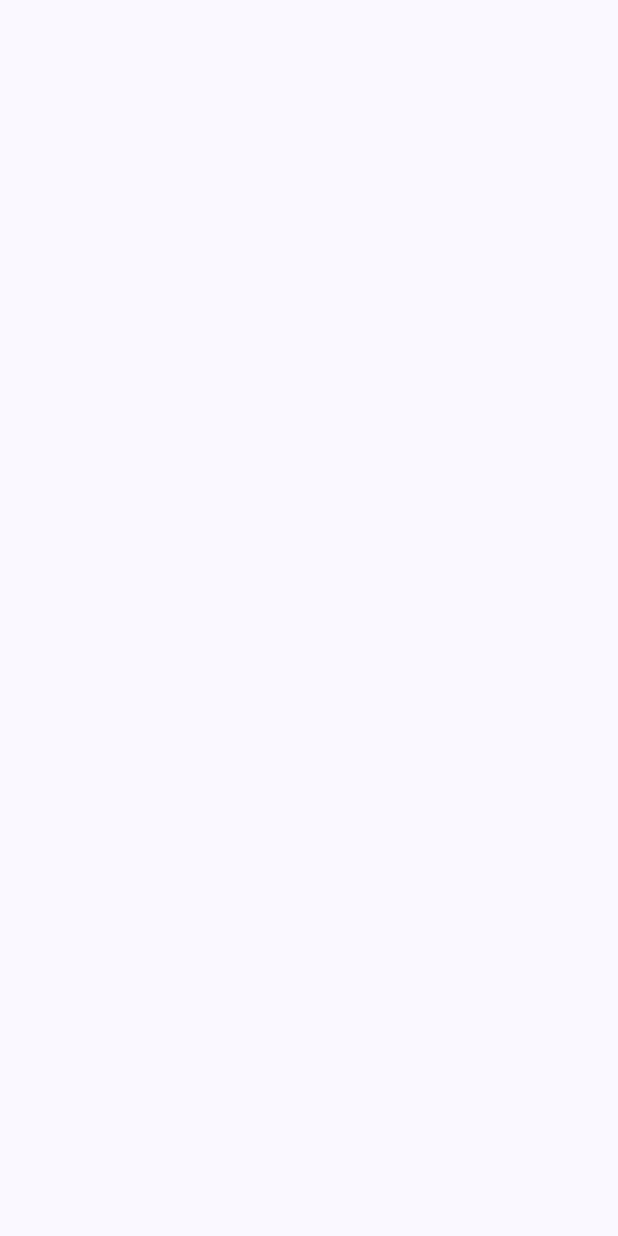
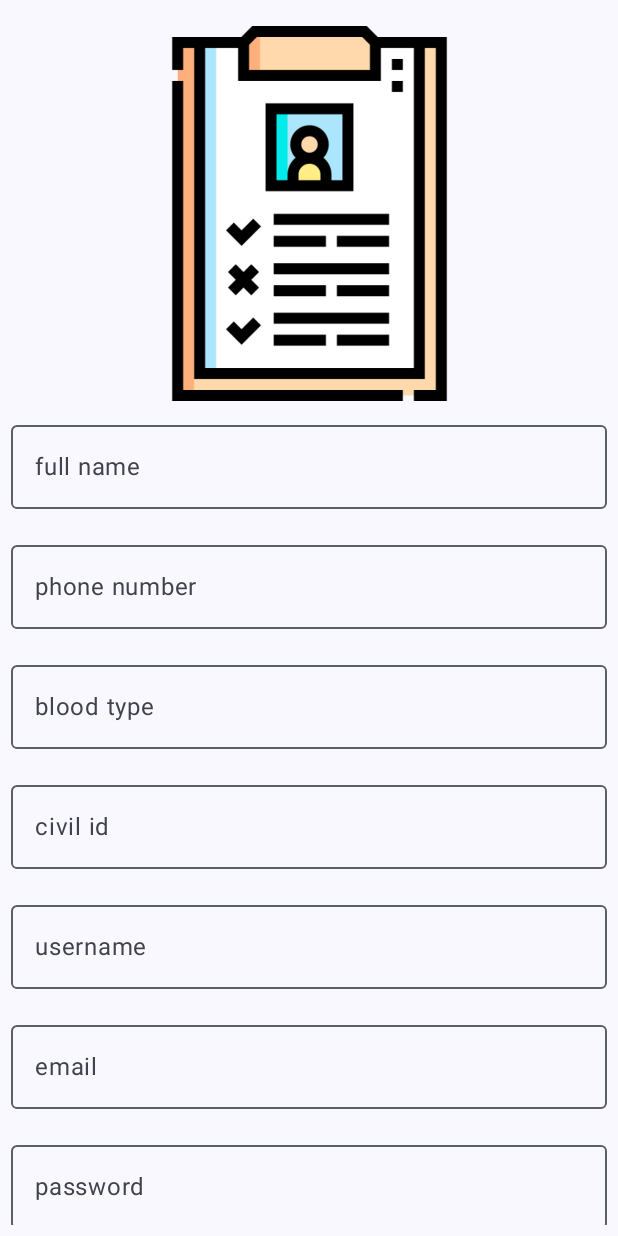
Before and after one commit to Fawazalzamel/BloodDonationProject, an Android app built with Jetpack Compose: the screen it shows after launch (MainActivity), on a phone screen of 412 x 824 dp. Before the commit the screen is empty. Run offline under Robolectric (Android 15) with nearby library versions, the phone set to English and light mode, and no system bars.

Commit message:
composables done

```diff
--- a/BloodDonationAndriod/app/src/main/java/com/example/blooddonationsfrontend/MainActivity.kt
+++ b/BloodDonationAndriod/app/src/main/java/com/example/blooddonationsfrontend/MainActivity.kt
@@ -1,7 +1,9 @@
 package com.example.blooddonationsfrontend
 
+import ForgotPasswordScreen
 import android.os.Bundle
 import androidx.activity.ComponentActivity
+import androidx.activity.compose.BackHandler
 import androidx.activity.compose.setContent
 import androidx.compose.foundation.layout.Column
 import androidx.compose.foundation.layout.fillMaxSize
@@ -26,7 +28,14 @@ import com.example.blooddonationsfrontend.ui.theme.BloodDonationsFrontEndTheme
 import com.example.blooddonationsfrontend.viewmodel.DonationViewModel
 import com.google.android.material.navigation.NavigationView
 import androidx.compose.material3.Text
+import androidx.compose.ui.platform.LocalContext
+import androidx.compose.ui.platform.LocalLifecycleOwner
+import androidx.navigation.compose.NavHost
+import androidx.navigation.compose.composable
 import androidx.navigation.compose.rememberNavController
+import com.example.blooddonationsfrontend.composable.AppNavigation
+import com.example.blooddonationsfrontend.composable.RequestList
+import com.example.blooddonationsfrontend.composable.UserProfileScreen
 
 class MainActivity : ComponentActivity() {
 
@@ -40,7 +49,7 @@ class MainActivity : ComponentActivity() {
                     modifier = Modifier.fillMaxSize(),
                     color = MaterialTheme.colorScheme.background
                 ) {
-
+                    AppNavigation()
                 }
             }
         }
--- /dev/null
+++ b/BloodDonationAndriod/app/src/main/java/com/example/blooddonationsfrontend/composable/AppNav.kt
@@ -0,0 +1,19 @@
+package com.example.blooddonationsfrontend.composable
+
+import androidx.compose.runtime.Composable
+import androidx.navigation.compose.NavHost
+import androidx.navigation.compose.composable
+import androidx.navigation.compose.rememberNavController
+
+@Composable
+fun AppNavigation(){
+    val navController = rememberNavController()
+
+    NavHost(navController, startDestination = "SignUp"){
+        composable("SignUp"){ ProfileScreen(navController) }
+        composable("RequestList"){ RequestList(navController) }
+        composable("RequestList"){ RequestList(navController) }
+        composable("UserProfileScreen"){ UserProfileScreen(navController) }
+
+    }
+}
--- a/BloodDonationAndriod/app/src/main/java/com/example/blooddonationsfrontend/composable/LocationScreen.kt
+++ b/BloodDonationAndriod/app/src/main/java/com/example/blooddonationsfrontend/composable/LocationScreen.kt
@@ -1,3 +1,4 @@
+
 package com.example.blooddonationsfrontend.composable
 
 import androidx.compose.foundation.layout.Column
--- a/BloodDonationAndriod/app/src/main/java/com/example/blooddonationsfrontend/composable/Menu.kt
+++ b/BloodDonationAndriod/app/src/main/java/com/example/blooddonationsfrontend/composable/Menu.kt
@@ -80,8 +80,8 @@ import kotlinx.coroutines.launch
 
 
 ////// new way
-
-
+//
+//
 //
 //@OptIn(ExperimentalMaterial3Api::class)
 //@Composable
--- a/BloodDonationAndriod/app/src/main/java/com/example/blooddonationsfrontend/composable/RequestList.kt
+++ b/BloodDonationAndriod/app/src/main/java/com/example/blooddonationsfrontend/composable/RequestList.kt
@@ -17,12 +17,12 @@ import androidx.compose.ui.graphics.Color
 import androidx.compose.ui.graphics.Color.Companion.LightGray
 import androidx.compose.ui.graphics.Color.Companion.White
 import androidx.compose.ui.text.input.ImeAction
-import androidx.compose.ui.tooling.preview.Preview
 import androidx.compose.ui.unit.dp
+import androidx.navigation.NavHostController
 
 
 @Composable
-fun RequestList(onClick: (Int) -> Unit) {
+fun RequestList(onClick: NavHostController) {
     val searchText = remember { mutableStateOf("") }
 
     Column(modifier = Modifier.fillMaxSize()) {
--- a/BloodDonationAndriod/app/src/main/java/com/example/blooddonationsfrontend/composable/SignUp.kt
+++ b/BloodDonationAndriod/app/src/main/java/com/example/blooddonationsfrontend/composable/SignUp.kt
@@ -1,14 +1,11 @@
 package com.example.blooddonationsfrontend.composable
 
+import androidx.compose.animation.core.infiniteRepeatable
 import androidx.compose.foundation.Image
 import androidx.compose.foundation.layout.*
 import androidx.compose.foundation.lazy.LazyColumn
-import androidx.compose.foundation.text.KeyboardActions
-import androidx.compose.foundation.text.KeyboardOptions
 import androidx.compose.material3.Button
-import androidx.compose.material3.OutlinedTextField
 import androidx.compose.material3.Text
-import androidx.compose.material3.TextField
 import androidx.compose.runtime.Composable
 import androidx.compose.runtime.getValue
 import androidx.compose.runtime.mutableStateOf
@@ -18,10 +15,9 @@ import androidx.compose.ui.Alignment
 import androidx.compose.ui.Modifier
 import androidx.compose.ui.graphics.Color
 import androidx.compose.ui.res.painterResource
-import androidx.compose.ui.text.input.ImeAction
-import androidx.compose.ui.text.input.KeyboardType
 import androidx.compose.ui.tooling.preview.Preview
 import androidx.compose.ui.unit.dp
+import androidx.navigation.NavHostController
 import com.example.blooddonationsfrontend.R
 
 //@Preview
@@ -131,13 +127,20 @@ import com.example.blooddonationsfrontend.R
 //    }}
 
 
-
-@Preview
 @Composable
-fun ProfileScreen() {
+fun ProfileScreen(navController: NavHostController) {
 
 
-    var title by remember { mutableStateOf("") }
+    var name by remember { mutableStateOf("") }
+    var phoneNumber by remember { mutableStateOf("") }
+    var bloodType by remember { mutableStateOf("") }
+    var civilId by remember { mutableStateOf("") }
+    var usernsme by remember { mutableStateOf("") }
+    var Email by remember { mutableStateOf("") }
+    var password by remember { mutableStateOf("") }
+    var age by remember { mutableStateOf("") }
+    var gender by remember { mutableStateOf("") }
+
 
     LazyColumn(
         modifier = Modifier
@@ -148,37 +151,33 @@ fun ProfileScreen() {
     ) {
         item {
             Image(
-                painter = painterResource(id = R.drawable.blood_donation), // Replace with your image
+                painter = painterResource(id = R.drawable.signup), // Replace with your image
                 contentDescription = null, // Provide a content description if necessary
                 modifier = Modifier
                     .fillMaxWidth()
                     .height(250.dp),
                 alignment = Alignment.Center
             )
+
+
+            InputField(value = name, onValueChange = { name = it }, label = "full name")
+            InputField(value = phoneNumber, onValueChange = { phoneNumber = it  }, label = "phone number")
+            InputField(value = bloodType, onValueChange = { bloodType= it  }, label = "blood type")
+            InputField(value = civilId, onValueChange = { civilId = it  }, label = "civil id")
+            InputField(value = usernsme, onValueChange = { usernsme = it  }, label = "username")
+            InputField(value = Email, onValueChange = { Email = it  }, label = "email")
+            InputField(value = password, onValueChange = {password= it   }, label = "password")
+            InputField(value = age, onValueChange = { age= it  }, label = "age")
+            InputField(value = gender, onValueChange = {  gender= it }, label = "gender")
+
         }
-        items(9) { index ->
-            InputField(
-                value = title,
-                onValueChange = { title = it },
-                label = when (index) {
-                    0 -> "Full name"
-                    1 -> "Phone Number"
-                    2 -> "Blood Type"
-                    3 -> "Civil Id"
-                    4 -> "Username"
-                    5 -> "Email"
-                    6 -> "Password"
-                    7 -> "Age"
-                    8 -> "Gender"
-                    else -> ""
-                }
-            )
-        }
+
+
 
         // Sign up button
         item {
             Button(
-                onClick = { /* Handle sign up button click */ },
+                onClick = { navController.navigate("SignUp") },
                 modifier = Modifier
                     .fillMaxWidth()
                     .height(40.dp)
--- a/BloodDonationAndriod/build.gradle.kts
+++ b/BloodDonationAndriod/build.gradle.kts
@@ -1,5 +1,5 @@
 // Top-level build file where you can add configuration options common to all sub-projects/modules.
 plugins {
-    id("com.android.application") version "8.2.1" apply false
+    id("com.android.application") version "8.2.2" apply false
     id("org.jetbrains.kotlin.android") version "1.9.0" apply false
 }
```
Also changed, not shown: BloodDonationAndriod/app/src/main/java/com/example/blooddonationsfrontend/composable/BottomBar.kt (+57 -0 lines), BloodDonationAndriod/app/src/main/java/com/example/blooddonationsfrontend/composable/ForgotScreen.kt (+6 -5 lines), BloodDonationAndriod/app/src/main/java/com/example/blooddonationsfrontend/composable/Profile.kt (+13 -17 lines), BloodDonationAndriod/app/src/main/res/navigation/nav.xml (deleted, +0 -19 lines), BloodDonationAndriod/app/src/main/res/drawable/signup.png (added).
